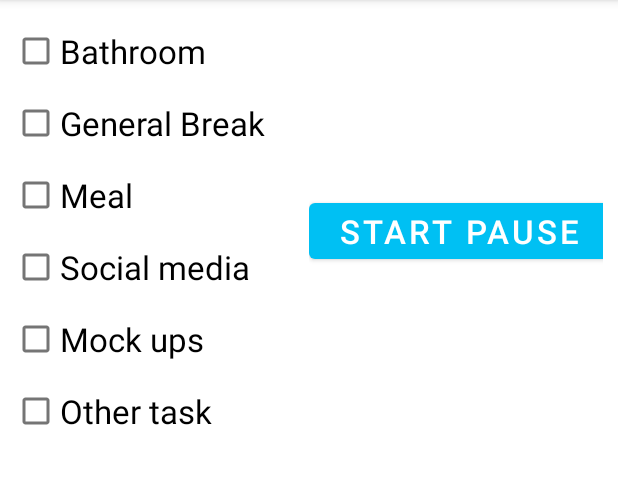
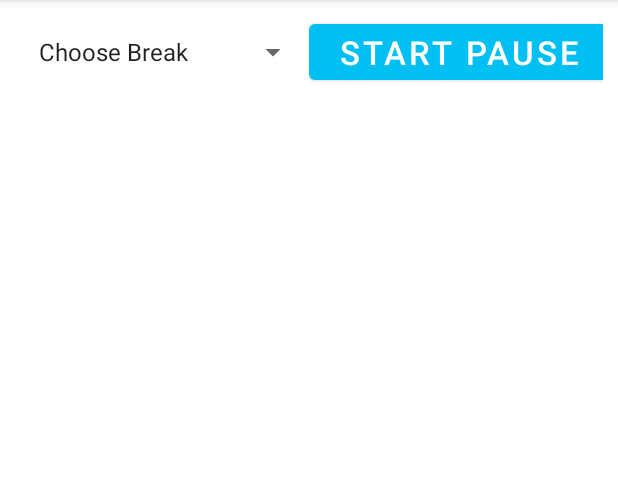
Before and after one commit to Nabeel-Shehzad/PeachyBbies-android, an Android app: the fragment PausingReason placed in its activity, on a phone screen of 412 x 824 dp, the part 84-568 px from its top. Run offline under Robolectric (Android 15) with nearby library versions, the phone set to English and light mode, and no system bars; our stand-ins replace Volley; network calls fail; 3 statements that could not run were skipped.

Commit message:
update break

```diff
--- a/app/src/main/java/com/peachy/bbies/fragments/PausingReason.kt
+++ b/app/src/main/java/com/peachy/bbies/fragments/PausingReason.kt
@@ -5,20 +5,60 @@ import androidx.fragment.app.Fragment
 import android.view.LayoutInflater
 import android.view.View
 import android.view.ViewGroup
-import android.widget.Button
-import android.widget.CheckBox
-import android.widget.TextView
+import android.widget.*
+import com.android.volley.toolbox.StringRequest
+import com.android.volley.toolbox.Volley
 import com.peachy.bbies.R
+import com.peachy.bbies.progressbar.CustomProgressBar
+import org.json.JSONObject
 
 class PausingReason : Fragment() {
 
-
+    val breaks = "https://nabeelshehzad.com/peachybbies/mobile/breaks.php"
+    private val progressBar = CustomProgressBar()
     override fun onCreateView(
         inflater: LayoutInflater, container: ViewGroup?,
         savedInstanceState: Bundle?
     ): View? {
         // Inflate the layout for this fragment
         val view = inflater.inflate(R.layout.fragment_pausing_reason, container, false)
+        val breakReason = view.findViewById<Spinner>(R.id.breaks)
+
+        progressBar.show(requireActivity(), "Please wait...!!!")
+        val list = ArrayList<String>()
+        list.add("Choose Break")
+        val request = object : StringRequest(
+            Method.POST, breaks,
+            com.android.volley.Response.Listener { response ->
+                val jsonObject = JSONObject(response)
+                val success = jsonObject.getString("success")
+                val jsonArray = jsonObject.getJSONArray("data")
+                if (success == "1") {
+                    for (i in 0 until jsonArray.length()) {
+                        val singleObject = jsonArray.getJSONObject(i)
+                        val id = singleObject.getString("id")
+                        val name = singleObject.getString("name")
+                        list.add("$id $name")
+                    }
+
+                }
+                progressBar.dialog.dismiss()
+            },
+            com.android.volley.Response.ErrorListener { error ->
+                progressBar.dialog.dismiss()
+                Toast.makeText(requireActivity(), "Something went wrong try again later", Toast.LENGTH_SHORT).show()
+            }
+        ) {
+            override fun getParams(): MutableMap<String, String> {
+                val map = HashMap<String, String>()
+                map["username"] = "nabeel"
+                return map
+            }
+        }
+        Volley.newRequestQueue(requireActivity()).add(request)
+        val adapter = ArrayAdapter(requireActivity(), android.R.layout.simple_list_item_activated_1, list)
+        breakReason.adapter = adapter
+
 
         val argument = this.arguments
         val fragment = argument?.getString("Fragment")
@@ -26,20 +66,7 @@ class PausingReason : Fragment() {
         view.findViewById<Button>(R.id.startPause).setOnClickListener {
             val bundle = Bundle()
             bundle.putString("Fragment",fragment)
-            if (view.findViewById<CheckBox>(R.id.bathroom).isChecked)
-                bundle.putString("Reason","Bathroom")
-            else if (view.findViewById<CheckBox>(R.id.generalBreak).isChecked)
-                bundle.putString("Reason","General Break")
-            else if (view.findViewById<CheckBox>(R.id.meal).isChecked)
-                bundle.putString("Reason","Meal")
-            else if (view.findViewById<CheckBox>(R.id.shelving).isChecked)
-                bundle.putString("Reason","Social Media")
-            else if (view.findViewById<CheckBox>(R.id.mockups).isChecked){
-                bundle.putString("Reason","Mockups")
-            }
-            else
-                bundle.putString("Reason","Other task")
-
+            bundle.putString("Reason",breakReason.selectedItem.toString())
             val breakTime = BreakTimeView()
             breakTime.arguments = bundle
             fragmentManager?.beginTransaction()?.replace(R.id.workFragment, breakTime)
--- a/app/src/main/res/layout/fragment_pausing_reason.xml
+++ b/app/src/main/res/layout/fragment_pausing_reason.xml
@@ -17,51 +17,13 @@
             android:layout_height="wrap_content"
             android:gravity="center"
             android:orientation="vertical">
-            <CheckBox
-                android:id="@+id/bathroom"
-                android:layout_width="200dp"
+            <Spinner
+                android:id="@+id/breaks"
+                android:layout_width="match_parent"
+                android:layout_weight="1"
                 android:layout_height="wrap_content"
-                android:text="Bathroom"
-                android:textAlignment="textStart"
-                android:textSize="22sp"/>
-            <CheckBox
-                android:id="@+id/generalBreak"
-                android:layout_width="200dp"
-                android:layout_height="wrap_content"
-                android:text="General Break"
-                android:textSize="22sp"
-                android:textAlignment="textStart"
+                android:layout_gravity="center"
                 />
-            <CheckBox
-                android:id="@+id/meal"
-                android:layout_width="200dp"
-                android:layout_height="wrap_content"
-                android:text="Meal"
-                android:textSize="22sp"
-                android:textAlignment="textStart"/>
-            <CheckBox
-                android:id="@+id/shelving"
-                android:layout_width="200dp"
-                android:layout_height="wrap_content"
-                android:text="Social media"
-                android:textSize="22sp"
-                android:textAlignment="textStart"
-                />
-            <CheckBox
-                android:id="@+id/mockups"
-                android:layout_width="200dp"
-                android:layout_height="wrap_content"
-                android:text="Mock ups"
-                android:textSize="22sp"
-                android:textAlignment="textStart"
-                />
-            <CheckBox
-                android:id="@+id/otherTask"
-                android:layout_width="200dp"
-                android:layout_height="wrap_content"
-                android:text="Other task"
-                android:textSize="22sp"
-                android:textAlignment="textStart"/>
         </LinearLayout>
         <LinearLayout
             android:layout_weight="2"
```
Also changed, not shown: app/src/main/java/com/peachy/bbies/screens/CheckOut.kt (+37 -13 lines).
